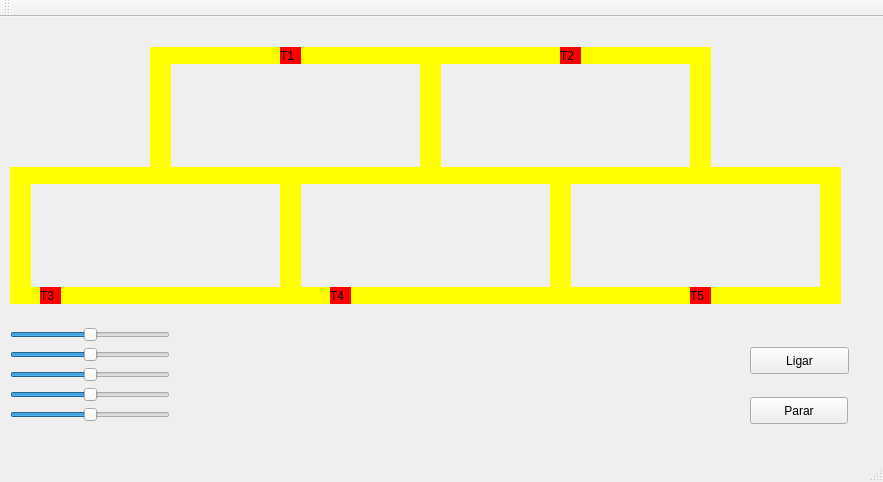
The window that Trem_-_Codigo_Fonte_1/Código QT5 Ubuntu - Trem/mainwindow.ui (IagoGMacedo/IMD0036-Sistemas-Operacionais-Trems) describes before a commit, drawn with Qt 5.
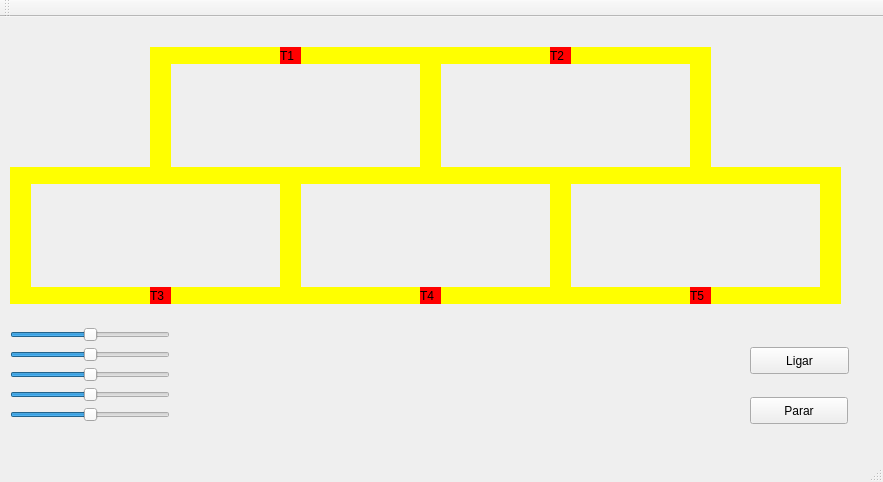
The same window after the commit.

Patch:
```diff
--- a/Trem_-_Codigo_Fonte_1/Código QT5 Ubuntu - Trem/mainwindow.ui
+++ b/Trem_-_Codigo_Fonte_1/Código QT5 Ubuntu - Trem/mainwindow.ui
@@ -171,7 +171,7 @@
    <widget class="QLabel" name="label_trem2">
     <property name="geometry">
      <rect>
-      <x>560</x>
+      <x>550</x>
       <y>30</y>
       <width>21</width>
       <height>17</height>
@@ -331,7 +331,7 @@
    <widget class="QLabel" name="label_trem3">
     <property name="geometry">
      <rect>
-      <x>40</x>
+      <x>150</x>
       <y>270</y>
       <width>21</width>
       <height>17</height>
@@ -347,7 +347,7 @@
    <widget class="QLabel" name="label_trem4">
     <property name="geometry">
      <rect>
-      <x>330</x>
+      <x>420</x>
       <y>270</y>
       <width>21</width>
       <height>17</height>
```
